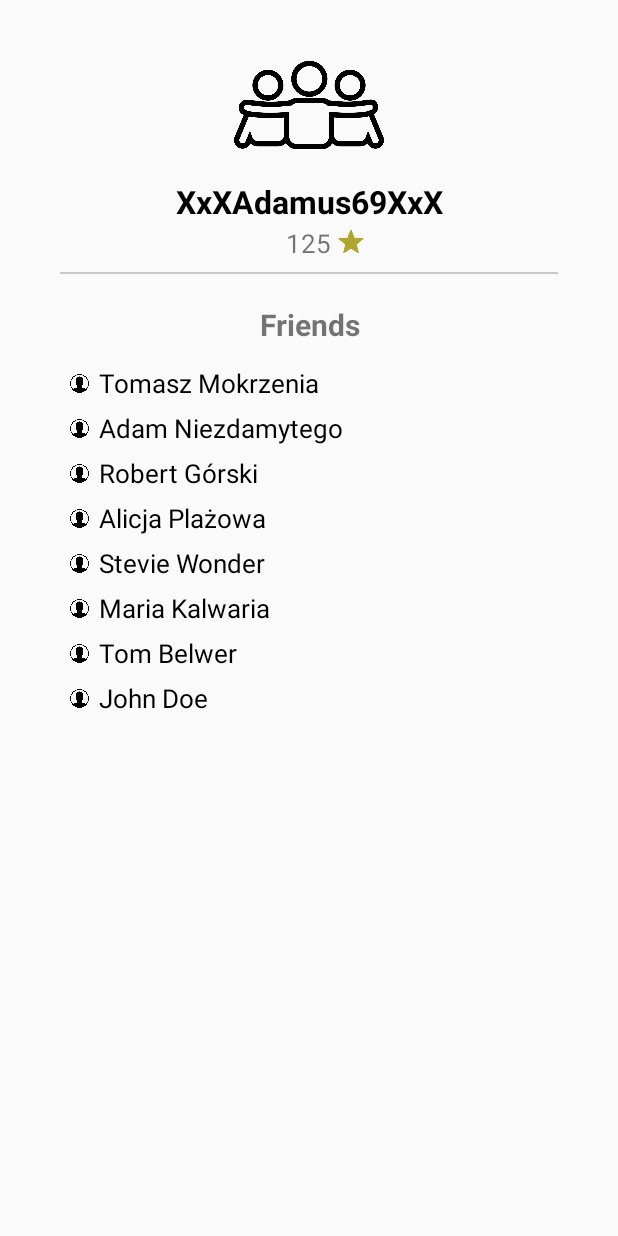
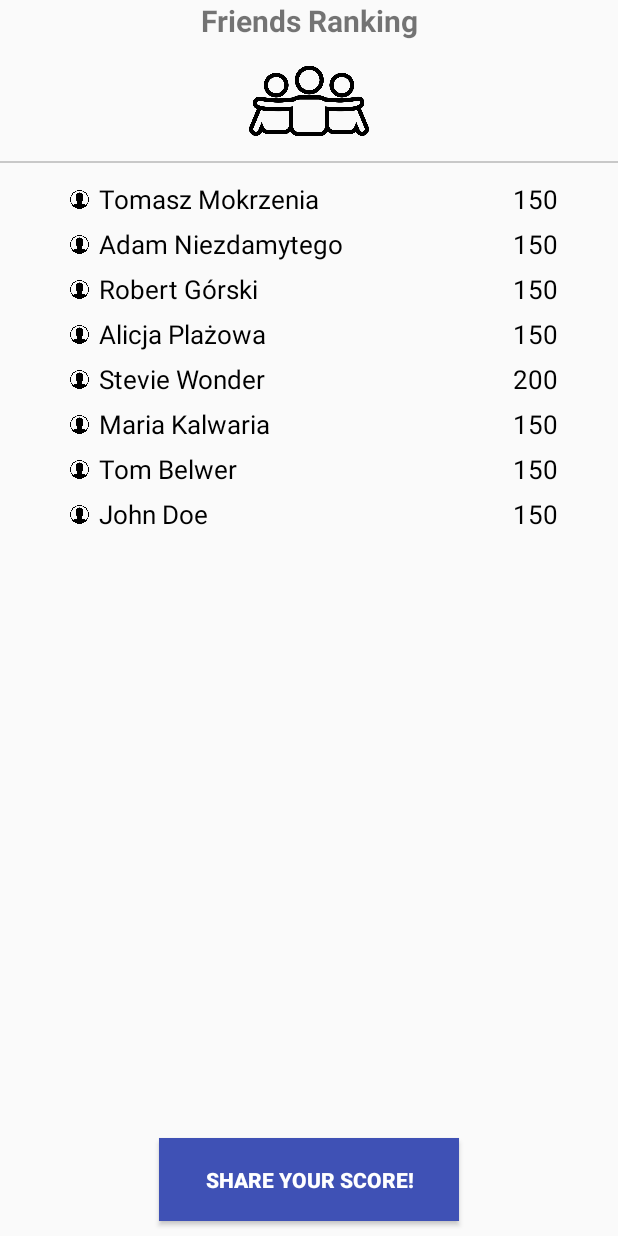
Before and after one commit to kamil-chmiel/CodeLearn, an Android app: the fragment SocialFragment shown on its own in the app's theme, on a phone screen of 412 x 824 dp. Run offline under Robolectric (Android 15) with nearby library versions, the phone set to English and light mode, and no system bars.

Commit message:
Social tab fix

```diff
--- a/app/src/main/java/com/company/codelearn/SocialFragment.java
+++ b/app/src/main/java/com/company/codelearn/SocialFragment.java
@@ -3,6 +3,8 @@ package com.company.codelearn;
 import android.app.Activity;
 import android.app.Fragment;
 import android.content.Context;
+import android.content.Intent;
+import android.graphics.Color;
 import android.net.Uri;
 import android.os.Bundle;
 import android.support.annotation.Nullable;
@@ -10,9 +12,12 @@ import android.view.LayoutInflater;
 import android.view.View;
 import android.view.ViewGroup;
 import android.widget.BaseAdapter;
+import android.widget.Button;
 import android.widget.ImageView;
 import android.widget.ListView;
 import android.widget.TextView;
+
+import org.w3c.dom.Text;
 
 import java.util.ArrayList;
 
@@ -46,6 +51,17 @@ public class SocialFragment extends Fragment {
         super.onViewCreated(view, savedInstanceState);
 
         fillList();
+        Button shareButton = view.findViewById(R.id.share_button);
+        shareButton.setOnClickListener(new Button.OnClickListener() {
+            public void onClick(View v) {
+                Intent sharingIntent = new Intent(android.content.Intent.ACTION_SEND);
+                sharingIntent.setType("text/plain");
+                String shareBody = "Check out my score in CodeLearn app! Download it for free from Google Play and try to beat me!";
+                sharingIntent.putExtra(android.content.Intent.EXTRA_SUBJECT, "Learn new skills with CodeLearn");
+                sharingIntent.putExtra(android.content.Intent.EXTRA_TEXT, shareBody);
+                startActivity(Intent.createChooser(sharingIntent, "Share via"));
+            }
+        });
     }
 
     @Override
@@ -85,16 +101,20 @@ public class SocialFragment extends Fragment {
     }
 
     private void fillList() {
-        ArrayList<String> friends = new ArrayList<String>();
+        ArrayList<Friend> friends = new ArrayList<Friend>();
 
-        friends.add("Tomasz Mokrzenia");
-        friends.add("Adam Niezdamytego");
-        friends.add("Robert Górski");
-        friends.add("Alicja Plażowa");
-        friends.add("Stevie Wonder");
-        friends.add("Maria Kalwaria");
-        friends.add("Tom Belwer");
-        friends.add("John Doe");
+        // get friend ids
+
+        // for - get friends names with ids
+
+        friends.add(new Friend("Tomasz Mokrzenia", 150));
+        friends.add(new Friend("Adam Niezdamytego", 150));
+        friends.add(new Friend("Robert Górski", 150));
+        friends.add(new Friend("Alicja Plażowa", 150));
+        friends.add(new Friend("Stevie Wonder", 200));
+        friends.add(new Friend("Maria Kalwaria", 150));
+        friends.add(new Friend("Tom Belwer", 150));
+        friends.add(new Friend("John Doe", 150));
 
 
         ListView listView = (ListView) getView().findViewById(R.id.friends_list);
@@ -108,10 +128,10 @@ public class SocialFragment extends Fragment {
 class FriendsListAdapter extends BaseAdapter {
 
     private Activity activity;
-    private ArrayList<String> data;
+    private ArrayList<Friend> data;
     private static LayoutInflater inflater=null;
 
-    public FriendsListAdapter(Activity a, ArrayList<String> d) {
+    public FriendsListAdapter(Activity a, ArrayList<Friend> d) {
         activity = a;
         data=d;
         inflater = (LayoutInflater)activity.getSystemService(Context.LAYOUT_INFLATER_SERVICE);
@@ -135,9 +155,21 @@ class FriendsListAdapter extends BaseAdapter {
         vi = inflater.inflate(R.layout.friend_cell,parent,false);
 
         TextView name = (TextView)vi.findViewById(R.id.friend_name);
+        TextView points = (TextView)vi.findViewById(R.id.friend_points);
 
-        name.setText(data.get(position));
+        name.setText(data.get(position).name);
+        points.setText(Integer.toString(data.get(position).points));
 
         return vi;
     }
 }
+
+class Friend {
+    String name;
+    Integer points;
+
+    public Friend(String name, Integer points) {
+        this.name = name;
+        this.points = points;
+    }
+}
--- a/app/src/main/res/layout/fragment_social.xml
+++ b/app/src/main/res/layout/fragment_social.xml
@@ -1,5 +1,5 @@
 <?xml version="1.0" encoding="utf-8"?>
-<LinearLayout xmlns:android="http://schemas.android.com/apk/res/android"
+<RelativeLayout xmlns:android="http://schemas.android.com/apk/res/android"
     xmlns:app="http://schemas.android.com/apk/res-auto"
     xmlns:tools="http://schemas.android.com/tools"
     android:layout_width="match_parent"
@@ -10,72 +10,53 @@
     <!-- TODO: Update blank fragment layout -->
     <ImageView
         android:id="@+id/imageView4"
-        android:layout_width="100dp"
-        android:layout_height="100dp"
-        android:layout_gravity="center"
-        android:layout_marginTop="20dp"
-        android:src="@drawable/friends2" />
+        android:layout_width="80dp"
+        android:layout_height="80dp"
+        android:layout_centerHorizontal="true"
+        android:src="@drawable/friends2"
+        android:layout_below="@id/friends_label"/>
 
 
-    <TextView
-        android:layout_width="match_parent"
-        android:layout_height="30dp"
-        android:text="XxXAdamus69XxX"
-        android:textAlignment="center"
-        android:textColor="@android:color/black"
-        android:textSize="21sp"
-        android:textStyle="bold" />
-
-    <RelativeLayout
-        android:layout_width="match_parent"
-        android:layout_height="wrap_content">
-
-        <TextView
-            android:id="@+id/stars_amount"
-            android:layout_width="wrap_content"
-            android:layout_height="20dp"
-            android:text="125"
-            android:textSize="17sp"
-            android:layout_centerHorizontal="true"/>
-
-        <ImageView
-            android:id="@+id/star_image"
-            android:layout_width="20dp"
-            android:layout_height="20dp"
-            android:layout_marginTop="1dp"
-            android:layout_marginLeft="3dp"
-            android:layout_toRightOf="@id/stars_amount"
-            android:src="@drawable/star" />
-    </RelativeLayout>
-
     <View
+        android:id="@+id/separator"
         android:layout_width="match_parent"
         android:layout_height="1dp"
         android:background="#96a6a6a6"
-        android:layout_marginRight="40dp"
-        android:layout_marginLeft="40dp"
-        android:layout_marginTop="10dp"
-        android:layout_marginBottom="20dp"/>
+        android:layout_below="@id/imageView4"/>
 
     <TextView
+        android:id="@+id/friends_label"
         android:layout_width="match_parent"
         android:layout_height="wrap_content"
-        android:layout_alignLeft="@+id/star_image"
-        android:text="Friends"
+        android:text="Friends Ranking"
         android:textAlignment="center"
+        android:layout_alignParentTop="true"
         android:textSize="20sp"
         android:textStyle="bold" />
 
-
+    <Button
+        android:id="@+id/share_button"
+        android:layout_width="200dp"
+        android:layout_height="55dp"
+        android:layout_marginBottom="10dp"
+        android:layout_centerHorizontal="true"
+        android:layout_alignParentBottom="true"
+        android:background="@color/colorPrimary"
+        android:text="Share your score!"
+        android:textColor="@android:color/white"
+        android:textStyle="bold" />
 
     <ListView
         android:id="@+id/friends_list"
         android:layout_width="match_parent"
         android:layout_height="match_parent"
+        android:layout_below="@+id/imageView4"
+        android:layout_marginBottom="80dp"
         android:layout_marginLeft="20dp"
         android:layout_marginRight="20dp"
         android:layout_marginTop="10dp">
 
     </ListView>
 
-</LinearLayout>
+
+</RelativeLayout>
--- a/app/src/main/res/layout/friend_cell.xml
+++ b/app/src/main/res/layout/friend_cell.xml
@@ -28,6 +28,18 @@
             android:textColor="@android:color/black"
             android:textSize="17sp" />
 
+
+        <TextView
+            android:id="@+id/friend_points"
+            android:layout_width="wrap_content"
+            android:layout_height="wrap_content"
+            android:layout_alignParentRight="true"
+            android:layout_marginRight="20dp"
+            android:layout_marginLeft="5dp"
+            android:layout_marginTop="3dp"
+            android:text="150"
+            android:textColor="@android:color/black"
+            android:textSize="17sp" />
     </RelativeLayout>
 
 
```
